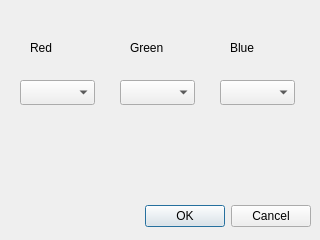
Above: settingsdialog.ui from via/ece3574project before the change. Below: the same form after it.
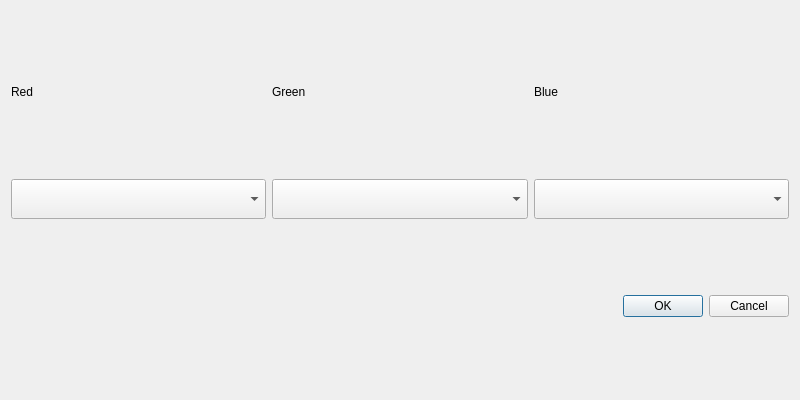
That is the form after the change.

Commit message: Fixed the trace widget and a variety of other things.  Program works now.

```diff
--- a/settingsdialog.ui
+++ b/settingsdialog.ui
@@ -6,98 +6,148 @@
    <rect>
     <x>0</x>
     <y>0</y>
-    <width>320</width>
-    <height>240</height>
+    <width>800</width>
+    <height>400</height>
    </rect>
   </property>
+  <property name="sizePolicy">
+   <sizepolicy hsizetype="MinimumExpanding" vsizetype="MinimumExpanding">
+    <horstretch>0</horstretch>
+    <verstretch>0</verstretch>
+   </sizepolicy>
+  </property>
   <property name="windowTitle">
    <string>Dialog</string>
   </property>
-  <widget class="QDialogButtonBox" name="OKbutton">
-   <property name="geometry">
-    <rect>
-     <x>10</x>
-     <y>200</y>
-     <width>301</width>
-     <height>32</height>
-    </rect>
-   </property>
-   <property name="orientation">
-    <enum>Qt::Horizontal</enum>
-   </property>
-   <property name="standardButtons">
-    <set>QDialogButtonBox::Cancel|QDialogButtonBox::Ok</set>
-   </property>
-  </widget>
-  <widget class="QLabel" name="label">
-   <property name="geometry">
-    <rect>
-     <x>30</x>
-     <y>40</y>
-     <width>57</width>
-     <height>15</height>
-    </rect>
-   </property>
-   <property name="text">
-    <string>Red</string>
-   </property>
-  </widget>
-  <widget class="QLabel" name="label_2">
-   <property name="geometry">
-    <rect>
-     <x>130</x>
-     <y>40</y>
-     <width>57</width>
-     <height>15</height>
-    </rect>
-   </property>
-   <property name="text">
-    <string>Green</string>
-   </property>
-  </widget>
-  <widget class="QLabel" name="label_3">
-   <property name="geometry">
-    <rect>
-     <x>230</x>
-     <y>40</y>
-     <width>57</width>
-     <height>15</height>
-    </rect>
-   </property>
-   <property name="text">
-    <string>Blue</string>
-   </property>
-  </widget>
-  <widget class="QComboBox" name="Raxisbox">
-   <property name="geometry">
-    <rect>
-     <x>20</x>
-     <y>80</y>
-     <width>75</width>
-     <height>25</height>
-    </rect>
-   </property>
-  </widget>
-  <widget class="QComboBox" name="Gaxisbox">
-   <property name="geometry">
-    <rect>
-     <x>120</x>
-     <y>80</y>
-     <width>75</width>
-     <height>25</height>
-    </rect>
-   </property>
-  </widget>
-  <widget class="QComboBox" name="Baxisbox">
-   <property name="geometry">
-    <rect>
-     <x>220</x>
-     <y>80</y>
-     <width>75</width>
-     <height>25</height>
-    </rect>
-   </property>
-  </widget>
+  <layout class="QGridLayout" name="gridLayout">
+   <item row="0" column="0">
+    <widget class="QLabel" name="label">
+     <property name="sizePolicy">
+      <sizepolicy hsizetype="MinimumExpanding" vsizetype="Fixed">
+       <horstretch>0</horstretch>
+       <verstretch>40</verstretch>
+      </sizepolicy>
+     </property>
+     <property name="minimumSize">
+      <size>
+       <width>0</width>
+       <height>40</height>
+      </size>
+     </property>
+     <property name="text">
+      <string>Red</string>
+     </property>
+    </widget>
+   </item>
+   <item row="0" column="1">
+    <widget class="QLabel" name="label_2">
+     <property name="sizePolicy">
+      <sizepolicy hsizetype="MinimumExpanding" vsizetype="Fixed">
+       <horstretch>0</horstretch>
+       <verstretch>40</verstretch>
+      </sizepolicy>
+     </property>
+     <property name="minimumSize">
+      <size>
+       <width>0</width>
+       <height>40</height>
+      </size>
+     </property>
+     <property name="text">
+      <string>Green</string>
+     </property>
+    </widget>
+   </item>
+   <item row="0" column="2">
+    <widget class="QLabel" name="label_3">
+     <property name="sizePolicy">
+      <sizepolicy hsizetype="MinimumExpanding" vsizetype="Fixed">
+       <horstretch>0</horstretch>
+       <verstretch>40</verstretch>
+      </sizepolicy>
+     </property>
+     <property name="minimumSize">
+      <size>
+       <width>0</width>
+       <height>40</height>
+      </size>
+     </property>
+     <property name="text">
+      <string>Blue</string>
+     </property>
+    </widget>
+   </item>
+   <item row="1" column="0">
+    <widget class="QComboBox" name="Raxisbox">
+     <property name="sizePolicy">
+      <sizepolicy hsizetype="MinimumExpanding" vsizetype="Fixed">
+       <horstretch>120</horstretch>
+       <verstretch>40</verstretch>
+      </sizepolicy>
+     </property>
+     <property name="minimumSize">
+      <size>
+       <width>100</width>
+       <height>40</height>
+      </size>
+     </property>
+    </widget>
+   </item>
+   <item row="1" column="1">
+    <widget class="QComboBox" name="Gaxisbox">
+     <property name="sizePolicy">
+      <sizepolicy hsizetype="MinimumExpanding" vsizetype="Fixed">
+       <horstretch>120</horstretch>
+       <verstretch>40</verstretch>
+      </sizepolicy>
+     </property>
+     <property name="minimumSize">
+      <size>
+       <width>100</width>
+       <height>40</height>
+      </size>
+     </property>
+    </widget>
+   </item>
+   <item row="1" column="2">
+    <widget class="QComboBox" name="Baxisbox">
+     <property name="sizePolicy">
+      <sizepolicy hsizetype="MinimumExpanding" vsizetype="Fixed">
+       <horstretch>120</horstretch>
+       <verstretch>40</verstretch>
+      </sizepolicy>
+     </property>
+     <property name="minimumSize">
+      <size>
+       <width>100</width>
+       <height>40</height>
+      </size>
+     </property>
+    </widget>
+   </item>
+   <item row="2" column="0" colspan="3">
+    <widget class="QDialogButtonBox" name="OKbutton">
+     <property name="sizePolicy">
+      <sizepolicy hsizetype="MinimumExpanding" vsizetype="Fixed">
+       <horstretch>120</horstretch>
+       <verstretch>40</verstretch>
+      </sizepolicy>
+     </property>
+     <property name="minimumSize">
+      <size>
+       <width>120</width>
+       <height>40</height>
+      </size>
+     </property>
+     <property name="orientation">
+      <enum>Qt::Horizontal</enum>
+     </property>
+     <property name="standardButtons">
+      <set>QDialogButtonBox::Cancel|QDialogButtonBox::Ok</set>
+     </property>
+    </widget>
+   </item>
+  </layout>
  </widget>
  <resources/>
  <connections>
```
Left out of the diff: 48 changed lines with no effect on the pictures. The commit also changes 4 other files.
